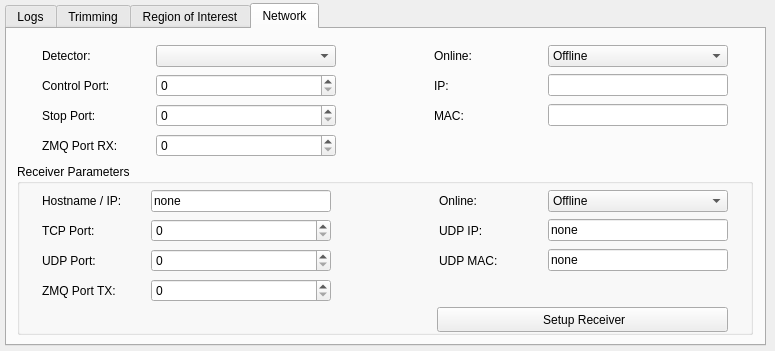
Old version of the form slsDetectorGui/forms/form_tab_advanced.ui in the repository slsdetectorgroup/slsDetectorPackage.
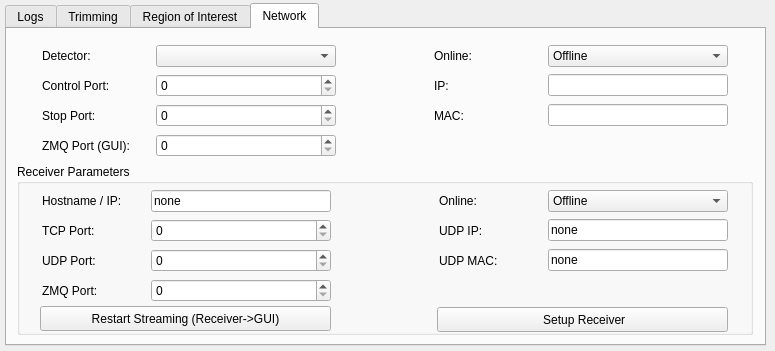
New version of the form. Icons and pictures are not drawn.

Commit message: zmq buffering when acquire form command line, stopping sockets when command line acquire or receiver start, restarting sockets at change of port numbers and a refresh button for the same

Diff of the .ui file:
```diff
--- a/slsDetectorGui/forms/form_tab_advanced.ui
+++ b/slsDetectorGui/forms/form_tab_advanced.ui
@@ -1264,7 +1264,7 @@
           </sizepolicy>
          </property>
          <property name="text">
-          <string>ZMQ Port TX:</string>
+          <string>ZMQ Port:</string>
          </property>
         </widget>
        </item>
@@ -1314,6 +1314,26 @@
        </item>
       </layout>
      </widget>
+     <widget class="QPushButton" name="btnRestartStreaming">
+      <property name="geometry">
+       <rect>
+        <x>23</x>
+        <y>142</y>
+        <width>291</width>
+        <height>25</height>
+       </rect>
+      </property>
+      <property name="toolTip">
+       <string>Switching off and on the receiver data streaming from command line requires client sockets to be restarted as well.</string>
+      </property>
+      <property name="text">
+       <string>Restart Streaming (Receiver-&gt;GUI)</string>
+      </property>
+      <property name="icon">
+       <iconset resource="../include/icons.qrc">
+        <normaloff>:/icons/images/refresh.png</normaloff>:/icons/images/refresh.png</iconset>
+      </property>
+     </widget>
     </widget>
     <widget class="QWidget" name="gridLayoutWidget_7">
      <property name="geometry">
@@ -1625,7 +1645,7 @@
          </sizepolicy>
         </property>
         <property name="text">
-         <string>ZMQ Port RX:</string>
+         <string>ZMQ Port (GUI):</string>
         </property>
        </widget>
       </item>
```
The commit also changes 3 other files.
